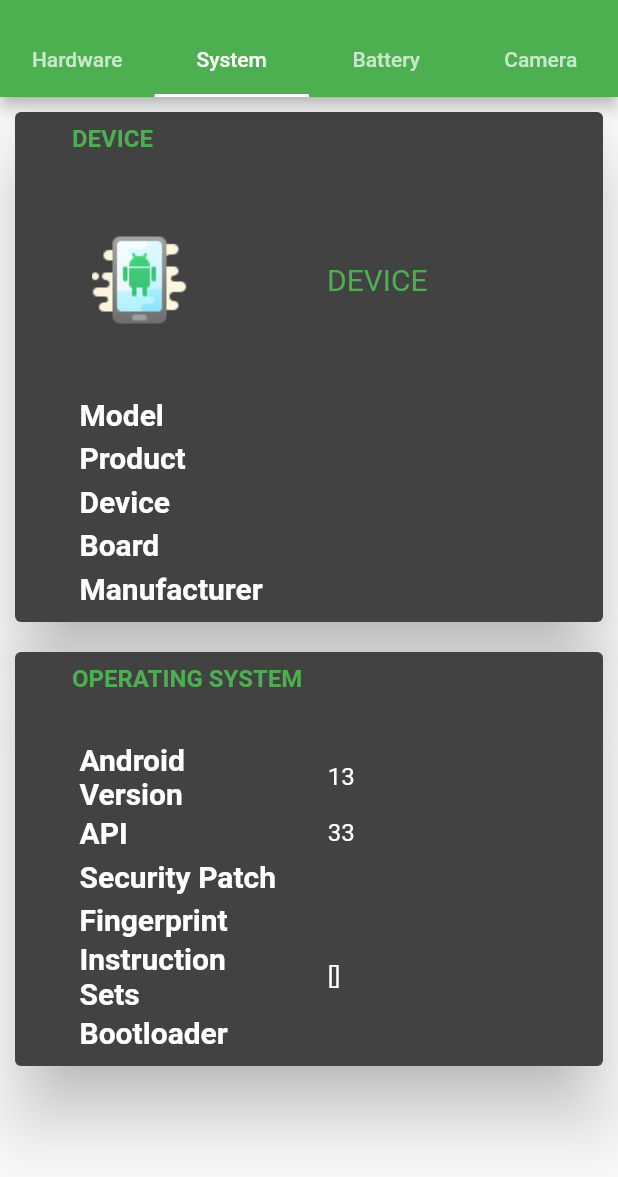
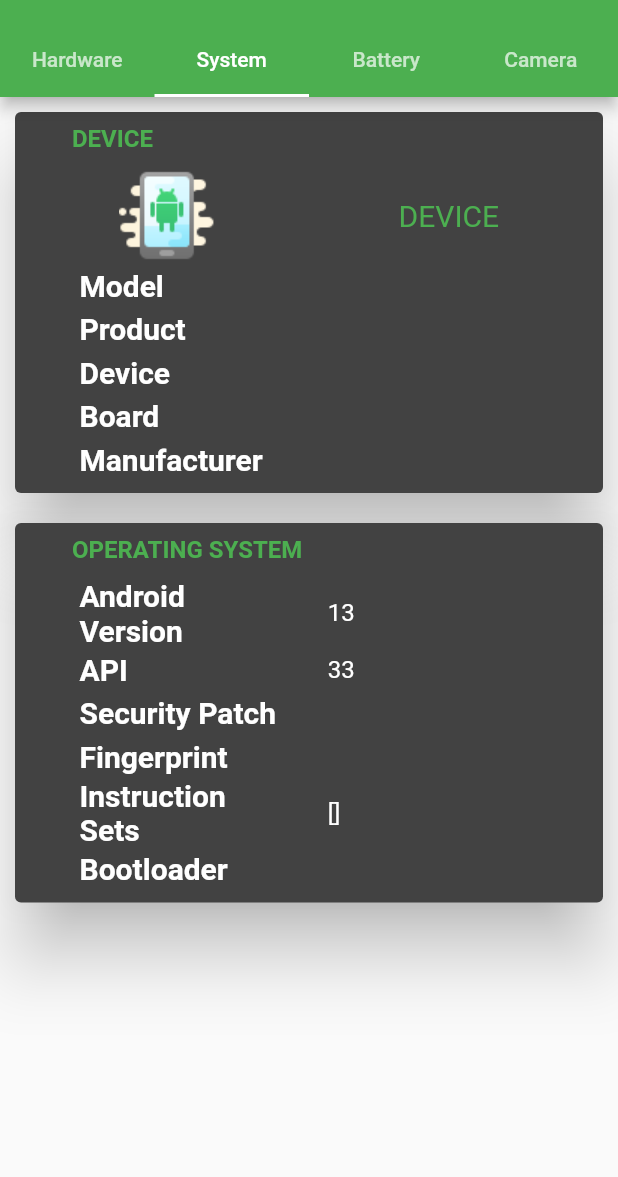
Before and after one commit to gupta-shrinath/Dev, a Flutter app: the screen it shows after launch, tab 2 chosen, on a phone screen of 412 x 824 dp, the part 59-1236 px from its top. Run offline on Flutter 3.47's test engine with Material 2 defaults, Android fonts, the phone set to English and light mode, and no system bars; our stand-ins replace battery_plus, device_info_plus; missing offline and left inert: cpu_reader, network_info_plus.

Commit message:
Fix unintended space for card with no image

```diff
--- a/lib/widgets/specification_card.dart
+++ b/lib/widgets/specification_card.dart
@@ -15,7 +15,8 @@ class SpecificationCard extends StatelessWidget {
       this.imageText,
       this.padding})
       : super(key: key);
-  final String? title, imageText, imageUrl;
+  final String title;
+  final String? imageText, imageUrl;
   final Widget content;
   final double? padding;
   @override
@@ -32,7 +33,7 @@ class SpecificationCard extends StatelessWidget {
               Padding(
                 padding: EdgeInsets.only(left: 30),
                 child: Text(
-                  title!,
+                  title,
                   style: TextStyle(
                     color: Colors.green,
                     fontWeight: FontWeight.bold,
@@ -44,30 +45,29 @@ class SpecificationCard extends StatelessWidget {
             SizedBox(
               height: 10.0,
             ),
-            Row(children: <Widget>[
-              Padding(
-                padding: EdgeInsets.only(
-                  right: padding ?? 50.0,
-                ),
-                child: Image.asset(
+            Container(
+              child: imageText != null && imageUrl != null
+                  ? Row(
+                      mainAxisAlignment: MainAxisAlignment.spaceAround,
+                      children: <Widget>[
+                          Image.asset(
                             imageUrl ?? '',
-                  height: 150,
-                  width: 150,
+                            height: 64,
+                            width: 64,
                             errorBuilder: (context, object, stack) {
                               return Container();
                             },
                           ),
-              ),
-              Expanded(
-                child: Text(
+                          Text(
                             imageText ?? '',
                             style: TextStyle(
                               color: Colors.green,
                               fontSize: 20,
                             ),
                           ),
+                        ])
+                  : null,
             ),
-            ]),
             content,
           ],
         ),
```
Lines whose indentation alone changed are shown as unchanged.
